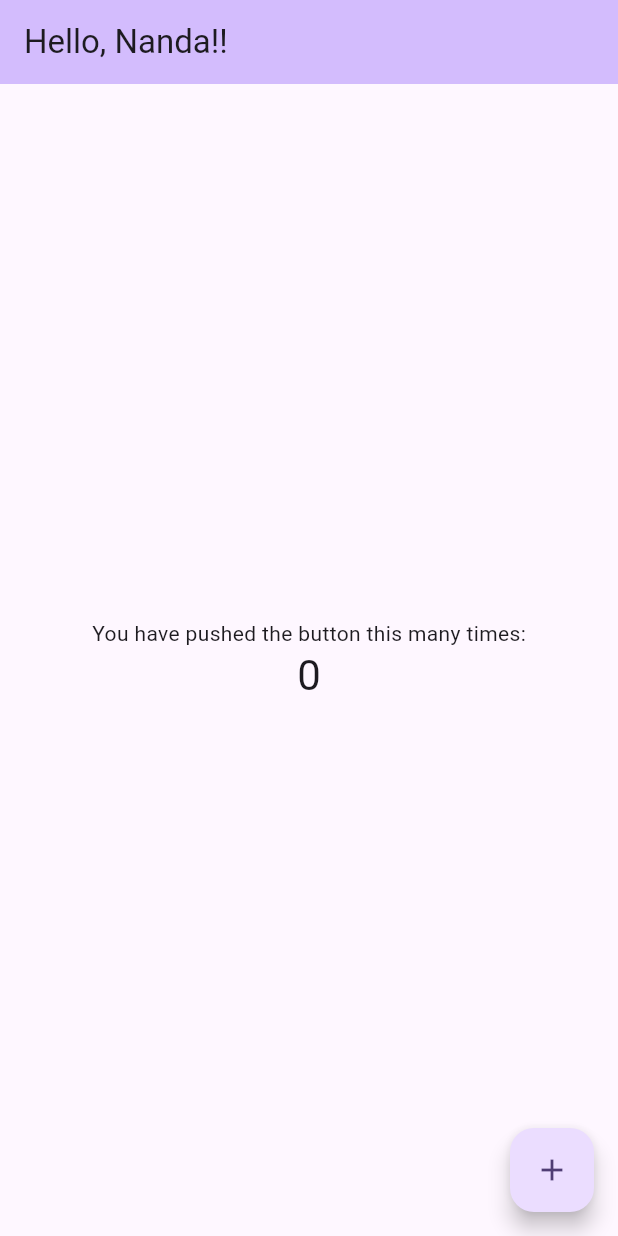
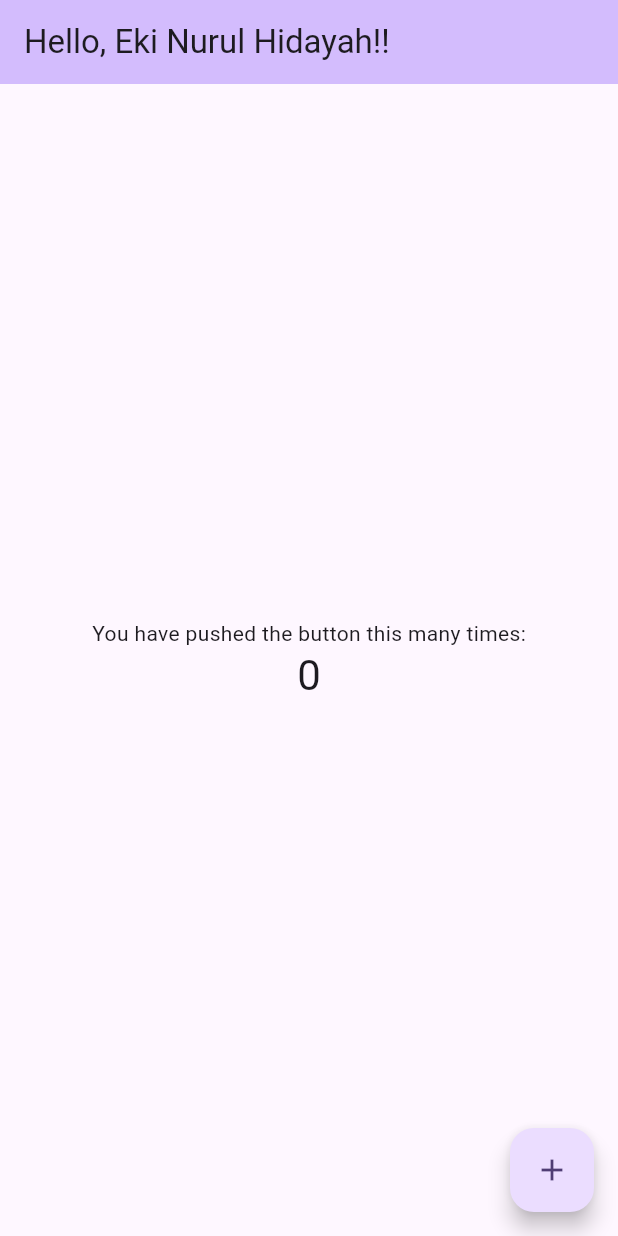
Before and after one commit to mbamiaa75/tugas3_mobile, a Flutter app: the screen it shows after launch, on a phone screen of 412 x 824 dp. Run offline on Flutter 3.47's test engine with Material 3 defaults, Android fonts, the phone set to English and light mode, and no system bars.

Commit message:
first commit

```diff
--- a/lib/main.dart
+++ b/lib/main.dart
@@ -31,7 +31,7 @@ class MyApp extends StatelessWidget {
         colorScheme: ColorScheme.fromSeed(seedColor: Colors.deepPurple),
         useMaterial3: true,
       ),
-      home: const MyHomePage(title: 'Hello, Nanda!!'),
+      home: const MyHomePage(title: 'Hello, Eki Nurul Hidayah!!'),
     );
   }
 }
```
